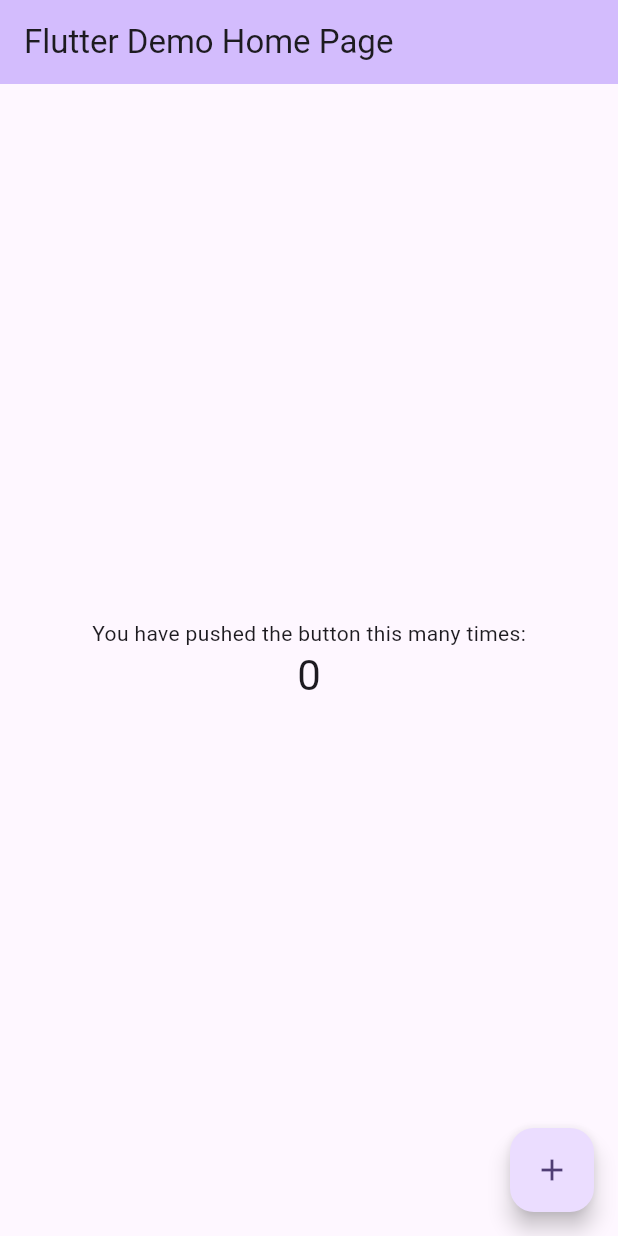
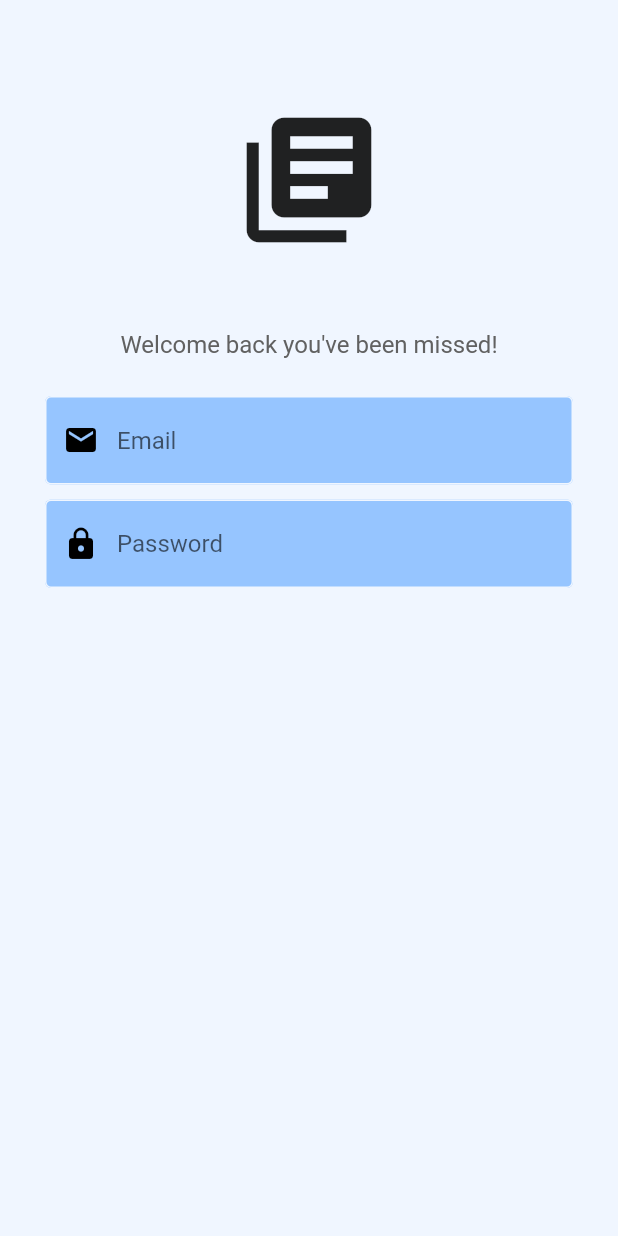
Before and after one commit to LucianoFraga27/flutter-loginpage, a Flutter app: the screen it shows after launch, on a phone screen of 412 x 824 dp. Run offline on Flutter 3.47's test engine with Material 2 defaults, Android fonts, the phone set to English and light mode, and no system bars.

Commit message:
Login text Field Component

```diff
--- /dev/null
+++ b/lib/components/login_textfield.dart
@@ -0,0 +1,40 @@
+import 'package:flutter/material.dart';
+
+class LoginTextField extends StatelessWidget {
+  final controller;
+  final String hintText;
+  final bool obscureText;
+  final Icon icon;
+
+  const LoginTextField(
+      {super.key,
+      required this.controller,
+      required this.hintText,
+      required this.obscureText,
+      required this.icon});
+
+  @override
+  Widget build(BuildContext context) {
+    return Padding(
+      padding: const EdgeInsets.symmetric(horizontal: 30),
+      child: TextField(
+          controller: controller,
+          obscureText: obscureText,
+          decoration: InputDecoration(
+              hintText: hintText,
+              fillColor: const Color.fromARGB(255, 150, 197, 255),
+              filled: true,
+              prefixIcon: icon,
+              enabledBorder: const OutlineInputBorder(
+                borderSide: BorderSide(
+                  color: Color.fromARGB(255, 240, 246, 255),
+                ),
+              ),
+              focusedBorder: const OutlineInputBorder(
+                borderSide: BorderSide(
+                  color: Color.fromARGB(255, 224, 235, 251),
+                ),
+              ))),
+    );
+  }
+}
--- a/lib/main.dart
+++ b/lib/main.dart
@@ -1,4 +1,5 @@
 import 'package:flutter/material.dart';
+import 'package:loginpage/pages/LoginPage/login_page.dart';
 
 void main() {
   runApp(const MyApp());
@@ -7,119 +8,8 @@ void main() {
 class MyApp extends StatelessWidget {
   const MyApp({super.key});
 
-  // This widget is the root of your application.
   @override
   Widget build(BuildContext context) {
-    return MaterialApp(
-      title: 'Flutter Demo',
-      theme: ThemeData(
-        // This is the theme of your application.
-        //
-        // TRY THIS: Try running your application with "flutter run". You'll see
-        // the application has a blue toolbar. Then, without quitting the app,
-        // try changing the seedColor in the colorScheme below to Colors.green
-        // and then invoke "hot reload" (save your changes or press the "hot
-        // reload" button in a Flutter-supported IDE, or press "r" if you used
-        // the command line to start the app).
-        //
-        // Notice that the counter didn't reset back to zero; the application
-        // state is not lost during the reload. To reset the state, use hot
-        // restart instead.
-        //
-        // This works for code too, not just values: Most code changes can be
-        // tested with just a hot reload.
-        colorScheme: ColorScheme.fromSeed(seedColor: Colors.deepPurple),
-        useMaterial3: true,
-      ),
-      home: const MyHomePage(title: 'Flutter Demo Home Page'),
-    );
+    return MaterialApp(debugShowCheckedModeBanner: false, home: LoginPage());
   }
 }
-
-class MyHomePage extends StatefulWidget {
-  const MyHomePage({super.key, required this.title});
-
-  // This widget is the home page of your application. It is stateful, meaning
-  // that it has a State object (defined below) that contains fields that affect
-  // how it looks.
-
-  // This class is the configuration for the state. It holds the values (in this
-  // case the title) provided by the parent (in this case the App widget) and
-  // used by the build method of the State. Fields in a Widget subclass are
-  // always marked "final".
-
-  final String title;
-
-  @override
-  State<MyHomePage> createState() => _MyHomePageState();
-}
-
-class _MyHomePageState extends State<MyHomePage> {
-  int _counter = 0;
-
-  void _incrementCounter() {
-    setState(() {
-      // This call to setState tells the Flutter framework that something has
-      // changed in this State, which causes it to rerun the build method below
-      // so that the display can reflect the updated values. If we changed
-      // _counter without calling setState(), then the build method would not be
-      // called again, and so nothing would appear to happen.
-      _counter++;
-    });
-  }
-
-  @override
-  Widget build(BuildContext context) {
-    // This method is rerun every time setState is called, for instance as done
-    // by the _incrementCounter method above.
-    //
-    // The Flutter framework has been optimized to make rerunning build methods
-    // fast, so that you can just rebuild anything that needs updating rather
-    // than having to individually change instances of widgets.
-    return Scaffold(
-      appBar: AppBar(
-        // TRY THIS: Try changing the color here to a specific color (to
-        // Colors.amber, perhaps?) and trigger a hot reload to see the AppBar
-        // change color while the other colors stay the same.
-        backgroundColor: Theme.of(context).colorScheme.inversePrimary,
-        // Here we take the value from the MyHomePage object that was created by
-        // the App.build method, and use it to set our appbar title.
-        title: Text(widget.title),
-      ),
-      body: Center(
-        // Center is a layout widget. It takes a single child and positions it
-        // in the middle of the parent.
-        child: Column(
-          // Column is also a layout widget. It takes a list of children and
-          // arranges them vertically. By default, it sizes itself to fit its
-          // children horizontally, and tries to be as tall as its parent.
-          //
-          // Column has various properties to control how it sizes itself and
-          // how it positions its children. Here we use mainAxisAlignment to
-          // center the children vertically; the main axis here is the vertical
-          // axis because Columns are vertical (the cross axis would be
-          // horizontal).
-          //
-          // TRY THIS: Invoke "debug painting" (choose the "Toggle Debug Paint"
-          // action in the IDE, or press "p" in the console), to see the
-          // wireframe for each widget.
-          mainAxisAlignment: MainAxisAlignment.center,
-          children: <Widget>[
-            const Text(
-              'You have pushed the button this many times:',
-            ),
-            Text(
-              '$_counter',
-              style: Theme.of(context).textTheme.headlineMedium,
-            ),
-          ],
-        ),
-      ),
-      floatingActionButton: FloatingActionButton(
-        onPressed: _incrementCounter,
-        tooltip: 'Increment',
-        child: const Icon(Icons.add),
-      ), // This trailing comma makes auto-formatting nicer for build methods.
-    );
-  }
-}
--- /dev/null
+++ b/lib/pages/LoginPage/login_page.dart
@@ -0,0 +1,60 @@
+import 'package:flutter/material.dart';
+import 'package:loginpage/components/login_textfield.dart';
+
+class LoginPage extends StatelessWidget {
+  LoginPage({super.key});
+
+  // text editing controller
+  final userNameController = TextEditingController();
+  final userPasswordController = TextEditingController();
+
+  @override
+  Widget build(BuildContext context) {
+    return Scaffold(
+      backgroundColor: Color.fromARGB(255, 240, 246, 255),
+      body: SafeArea(
+        child: Column(
+          children: [
+            SizedBox(height: 70),
+            // logo
+            Center(child: Icon(Icons.library_books, size: 100)),
+            SizedBox(height: 50),
+
+            // welcome
+
+            Text(
+              "Welcome back you've been missed!",
+              style: TextStyle(color: Colors.grey[700], fontSize: 16),
+            ),
+            const SizedBox(height: 25),
+
+            // username textfield
+            LoginTextField(
+              controller: userNameController,
+              hintText: "Email",
+              obscureText: false,
+              icon: const Icon(Icons.email, color: Colors.black),
+            ),
+            const SizedBox(height: 10),
+            // password textfield
+            LoginTextField(
+              controller: userPasswordController,
+              hintText: "Password",
+              obscureText: true,
+              icon: const Icon(Icons.lock, color: Colors.black),
+            ),
+            // forgot password?
+
+            //sign in button
+
+            // or continue with
+
+            // google
+
+            // not a member ? register now
+          ],
+        ),
+      ),
+    );
+  }
+}
--- a/pubspec.yaml
+++ b/pubspec.yaml
@@ -59,9 +59,9 @@ flutter:
   uses-material-design: true
 
   # To add assets to your application, add an assets section, like this:
-  # assets:
-  #   - images/a_dot_burr.jpeg
-  #   - images/a_dot_ham.jpeg
+  assets:
+    - images/logo.png
+
 
   # An image asset can refer to one or more resolution-specific "variants", see
   # https://flutter.dev/assets-and-images/#resolution-aware
```
Also changed, not shown: images/logo.png (added).
